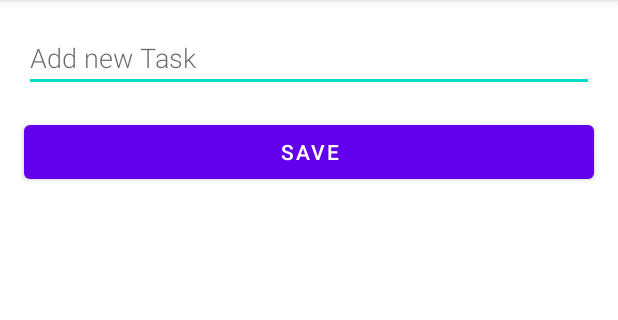
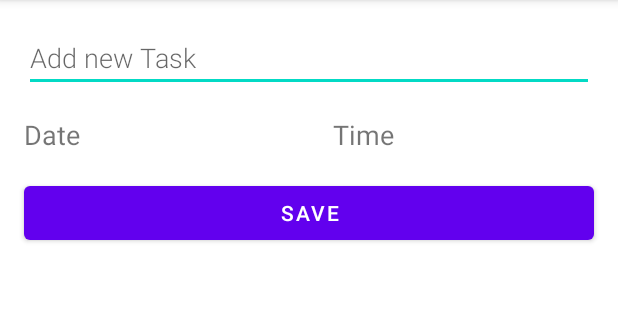
Before and after one commit to pablopinheiro01/CodeLabs-Room-View, an Android app: the screen it shows after launch (TaskAddActivity), after a tap on "Add new Task", on a phone screen of 412 x 824 dp, the part 84-404 px from its top. Run offline under Robolectric (Android 15) with nearby library versions, the phone set to English and light mode, and no system bars; our stand-ins replace Room's generated code; libraries missing offline, so code that uses them is left out: com.jakewharton.threetenabp; 1 statement that could not run was skipped.

Commit message:
Adicionado menu na tela de listagem, e implementado datepicker no app

```diff
--- a/app/build.gradle
+++ b/app/build.gradle
@@ -11,7 +11,7 @@ android {
 
     defaultConfig {
         applicationId "br.com.part.codelabs"
-        minSdk 21
+        minSdk 26
         targetSdk 30
         versionCode 1
         versionName "1.0"
@@ -68,5 +68,8 @@ dependencies {
     implementation "com.google.android.material:material:$rootProject.materialVersion"
 
 
+    //biblioteca que nos ajudara a gerenciar as datas no Room
+    implementation 'com.jakewharton.threetenabp:threetenabp:1.3.0'
+
 
 }
--- a/app/src/main/java/br/com/part/codelabs/CdlApplication.kt
+++ b/app/src/main/java/br/com/part/codelabs/CdlApplication.kt
@@ -1,6 +1,7 @@
 package br.com.part.codelabs
 
 import android.app.Application
+import com.jakewharton.threetenabp.AndroidThreeTen
 
 class CdlApplication: Application() {
 
@@ -11,5 +12,6 @@ class CdlApplication: Application() {
     override fun onCreate() {
         super.onCreate()
         instance = this
+        AndroidThreeTen.init(this)
     }
 }
--- a/app/src/main/java/br/com/part/codelabs/add/ui/TaskAddActivity.kt
+++ b/app/src/main/java/br/com/part/codelabs/add/ui/TaskAddActivity.kt
@@ -1,22 +1,30 @@
 package br.com.part.codelabs.add.ui
 
+import android.app.DatePickerDialog
+import android.app.TimePickerDialog
 import android.content.Context
 import android.content.Intent
 import androidx.appcompat.app.AppCompatActivity
 import android.os.Bundle
 import android.view.MenuItem
-import android.widget.Button
-import android.widget.TextView
+import android.widget.*
+import androidx.fragment.app.DialogFragment
 import androidx.lifecycle.ViewModelProvider
 import br.com.part.codelabs.CdlApplication
 import br.com.part.codelabs.R
 import br.com.part.codelabs.add.TaskAddViewModel
+import br.com.part.codelabs.feature.DatePickerFragment
+import br.com.part.codelabs.feature.TimePickerFragment
+import br.com.part.codelabs.feature.data.entity.TaskDateDto
 import br.com.part.codelabs.feature.data.entity.TaskDto
 import com.google.android.material.snackbar.Snackbar
+import org.threeten.bp.OffsetDateTime
 
-class TaskAddActivity : AppCompatActivity() {
+class TaskAddActivity : AppCompatActivity(), DatePickerDialog.OnDateSetListener,
+    TimePickerDialog.OnTimeSetListener  {
 
     private lateinit var viewModel: TaskAddViewModel
+    private var taskDate: TaskDateDto = TaskDateDto()
 
     override fun onCreate(savedInstanceState: Bundle?) {
         super.onCreate(savedInstanceState)
@@ -32,18 +40,54 @@ class TaskAddActivity : AppCompatActivity() {
         ).get(TaskAddViewModel::class.java)
 
         val btnTaskNewSave = findViewById<Button>(R.id.btnTaskNewSave)
-        val edtTaskDetailName = findViewById<TextView>(R.id.edtTaskDetailName)
+        val edtTaskDetailName = findViewById<TextView>(R.id.edtTaskNameNew)
+        val txtTaskNewDate = findViewById<TextView>(R.id.txtTaskNewDate)
+        val txtTaskNewTime = findViewById<TextView>(R.id.txtTaskNewTime)
 
         btnTaskNewSave.setOnClickListener{
             val name = edtTaskDetailName.text.toString()
             if(name.isNotEmpty()){
-                viewModel.insert(TaskDto(name = name))
+                var offsetDateTime: OffsetDateTime? = null
+                if(taskDate.isDateReady() && taskDate.isTimeReady()){
+                    offsetDateTime = setTaskDateTime(taskDate)
+                }else{
+                    Toast.makeText(this, "Create Task without date", Toast.LENGTH_LONG).show()
+                }
+                viewModel.insert(TaskDto(name = name, date = offsetDateTime))
                 finish()
             }else{
                 Snackbar.make(edtTaskDetailName, "Name is required", Snackbar.LENGTH_LONG).show()
             }
         }
 
+        txtTaskNewDate.setOnClickListener{
+            showDatePickerDialog()
+        }
+
+        txtTaskNewTime.setOnClickListener {
+            showTimePickerDialog()
+        }
+    }
+
+    private fun showDatePickerDialog(){
+        val newFragment: DialogFragment = DatePickerFragment.newInstance(this)
+        newFragment.show(supportFragmentManager, "timePicker")
+    }
+
+    private fun showTimePickerDialog(){
+        val newFragment: DialogFragment = TimePickerFragment.newInstance(this)
+        newFragment.show(supportFragmentManager, "timePicker")
+    }
+
+    private fun setTaskDateTime(taskDateDto: TaskDateDto): OffsetDateTime{
+        return OffsetDateTime.of(
+            taskDateDto.year,
+            taskDateDto.month,
+            taskDateDto.day,
+            taskDateDto.hour,
+            taskDateDto.minute,
+            0,0,OffsetDateTime.now().offset
+        )
     }
 
     override fun onOptionsItemSelected(item: MenuItem): Boolean {
@@ -59,4 +103,14 @@ class TaskAddActivity : AppCompatActivity() {
             return Intent(context, TaskAddActivity::class.java)
         }
     }
+
+    override fun onDateSet(view: DatePicker?, year: Int, month: Int, dayOfMonth: Int) {
+        taskDate = taskDate.copy(day = dayOfMonth, month = month +1 , year = year )
+        findViewById<TextView>(R.id.txtTaskNewDate).text = "$dayOfMonth/${this.taskDate.month}/$year"
+    }
+
+    override fun onTimeSet(view: TimePicker?, hourOfDay: Int, minute: Int) {
+        taskDate = taskDate.copy(hour = hourOfDay, minute = minute)
+        findViewById<TextView>(R.id.txtTaskNewTime).text = "$hourOfDay:$minute"
+    }
 }
--- a/app/src/main/java/br/com/part/codelabs/base/AppDataBase.kt
+++ b/app/src/main/java/br/com/part/codelabs/base/AppDataBase.kt
@@ -7,6 +7,7 @@ import br.com.part.codelabs.feature.data.entity.TaskDto
 import br.com.part.codelabs.feature.data.local.TaskDao
 
 @Database(entities = [TaskDto::class], version = 1, exportSchema = false)
+@TypeConverters(DateConverters::class)
 abstract class AppDataBase : RoomDatabase() {
 
     abstract fun taskDao(): TaskDao
--- /dev/null
+++ b/app/src/main/java/br/com/part/codelabs/base/DateConverters.kt
@@ -0,0 +1,25 @@
+package br.com.part.codelabs.base
+
+import androidx.room.TypeConverter
+import org.threeten.bp.OffsetDateTime
+import org.threeten.bp.format.DateTimeFormatter
+
+object DateConverters{
+
+    private val formatter = DateTimeFormatter.ISO_OFFSET_DATE_TIME
+
+    @TypeConverter
+    @JvmStatic
+    fun toOffSetDateTime(value:String?): OffsetDateTime? {
+        return value?.let {
+            return formatter.parse(value, OffsetDateTime::from)
+        }
+    }
+
+    @TypeConverter
+    @JvmStatic
+    fun fromOffsetDateTime(date: OffsetDateTime?): String?{
+        return date?.format(formatter)
+    }
+
+}
--- a/app/src/main/java/br/com/part/codelabs/feature/data/TaskRepository.kt
+++ b/app/src/main/java/br/com/part/codelabs/feature/data/TaskRepository.kt
@@ -1,5 +1,7 @@
 package br.com.part.codelabs.feature.data
 
+import android.util.Log
+import androidx.annotation.WorkerThread
 import androidx.lifecycle.LiveData
 import br.com.part.codelabs.feature.data.entity.TaskDto
 import br.com.part.codelabs.feature.data.local.TaskDao
@@ -7,17 +9,27 @@ import br.com.part.codelabs.feature.data.local.TaskDao
 class TaskRepository private constructor(
     private val localDataSource: TaskDao
 ) {
+    @Suppress("RedundantSuspendModifier")
+    @WorkerThread
     suspend fun addTask(taskDto: TaskDto){
         localDataSource.insert(taskDto)
     }
 
     fun getAllTasks(): LiveData<List<TaskDto>> = localDataSource.getAllTasks()
 
+    @Suppress("RedundantSuspendModifier")
+    @WorkerThread
     fun update(taskDto: TaskDto): Unit = localDataSource.update(taskDto)
 
     fun getTaskById(id:Long): LiveData<TaskDto> = localDataSource.getTaskById(id)
 
     fun deleteById(id:Long) = localDataSource.deleteById(id)
+
+    fun deleteAll() = localDataSource.deletaAll()
+
+    fun getAllTasksOrderByDesc():LiveData<List<TaskDto>> = localDataSource.getAllTasksOderByDesc()
+
+    fun getAllTasksOrderByDate():LiveData<List<TaskDto>> = localDataSource.getAllTasksOrderByDate()
 
     companion object{
         fun create(localDataSource: TaskDao):TaskRepository{
--- /dev/null
+++ b/app/src/main/java/br/com/part/codelabs/feature/data/entity/TaskDateDto.kt
@@ -0,0 +1,23 @@
+package br.com.part.codelabs.feature.data.entity
+
+data class TaskDateDto(
+    val day: Int = 0,
+    val month: Int = 0,
+    val year: Int = 0,
+    val hour: Int = 0,
+    val minute: Int = 0
+) {
+
+    fun isDateReady(): Boolean {
+        return day != 0
+    }
+
+    fun isTimeReady(): Boolean {
+        return hour != 0
+    }
+
+    fun getDateTimeSt():String{
+        return "$day/$month/$year - $hour:$minute"
+    }
+
+}
--- a/app/src/main/java/br/com/part/codelabs/feature/data/entity/TaskDto.kt
+++ b/app/src/main/java/br/com/part/codelabs/feature/data/entity/TaskDto.kt
@@ -2,12 +2,14 @@ package br.com.part.codelabs.feature.data.entity
 
 import androidx.room.Entity
 import androidx.room.PrimaryKey
+import org.threeten.bp.OffsetDateTime
 
 @Entity(tableName = "task_table")
 data class TaskDto(
     @PrimaryKey(autoGenerate = true) val id:Long = 0,
     var name:String,
-    val state:String = Status.TODO.name
+    val state:String = Status.TODO.name,
+    val date: OffsetDateTime? = null
 )
 
 enum class Status {
--- a/app/src/main/java/br/com/part/codelabs/feature/data/local/TaskDao.kt
+++ b/app/src/main/java/br/com/part/codelabs/feature/data/local/TaskDao.kt
@@ -25,4 +25,10 @@ interface TaskDao {
     @Update(onConflict = OnConflictStrategy.REPLACE)
     fun update(taskDto: TaskDto)
 
+    @Query("SELECT * FROM task_table ORDER BY name DESC")
+    fun getAllTasksOderByDesc(): LiveData<List<TaskDto>>
+
+    @Query("SELECT * FROM task_table ORDER BY date ASC")
+    fun getAllTasksOrderByDate(): LiveData<List<TaskDto>>
+
 }
--- a/app/src/main/java/br/com/part/codelabs/feature/list/presentation/ui/TaskListActivity.kt
+++ b/app/src/main/java/br/com/part/codelabs/feature/list/presentation/ui/TaskListActivity.kt
@@ -1,20 +1,18 @@
 package br.com.part.codelabs.feature.list.presentation.ui
 
-import android.app.ActivityManager
 import android.os.Bundle
-import android.text.Layout
 import android.util.Log
-import android.view.LayoutInflater
+import android.view.Menu
+import android.view.MenuItem
 import androidx.appcompat.app.AppCompatActivity
 import androidx.lifecycle.Observer
-import androidx.lifecycle.ViewModel
 import androidx.lifecycle.ViewModelProvider
 import androidx.recyclerview.widget.RecyclerView
 import br.com.part.codelabs.CdlApplication
 import br.com.part.codelabs.R
 import br.com.part.codelabs.add.ui.TaskAddActivity
 import br.com.part.codelabs.detail.ui.TaskDetailActivity
-import br.com.part.codelabs.feature.data.entity.TaskDto
+import br.com.part.codelabs.feature.presentation.FilterIntent
 import br.com.part.codelabs.feature.presentation.TaskListViewModel
 import com.google.android.material.floatingactionbutton.FloatingActionButton
 
@@ -48,8 +46,8 @@ class TaskListActivity : AppCompatActivity() {
                 TaskAddActivity.start( this )
             startActivity(intent)
         }
-        Log.i("TaskListActivity", "Criando uma nova task")
-        viewModel.addTask(TaskDto(name = "Testando"))
+//        Log.i("TaskListActivity", "Criando uma nova task")
+//        viewModel.addTask(TaskDto(name = "Testando"))
 
     }
 
@@ -64,4 +62,19 @@ class TaskListActivity : AppCompatActivity() {
         })
     }
 
+    override fun onCreateOptionsMenu(menu: Menu?): Boolean {
+        menuInflater.inflate(R.menu.menu_task_list, menu)
+        return super.onCreateOptionsMenu(menu)
+    }
+
+    override fun onOptionsItemSelected(item: MenuItem): Boolean {
+        when (item.itemId){
+            R.id.action_delete_all -> viewModel.deleteAll()
+            R.id.action_order -> viewModel.filter(FilterIntent.DESC)
+            R.id.action_order_date -> viewModel.filter(FilterIntent.DATE)
+            else -> return super.onOptionsItemSelected(item)
+        }
+        return false
+    }
+
 }
--- a/app/src/main/java/br/com/part/codelabs/feature/list/presentation/ui/TasklistAdapter.kt
+++ b/app/src/main/java/br/com/part/codelabs/feature/list/presentation/ui/TasklistAdapter.kt
@@ -27,12 +27,15 @@ class TasklistAdapter internal constructor(
 
         private val taskItemNameView: TextView = itemView.findViewById(R.id.txtItemTaskName)
         private val taskItemStatusView: TextView = itemView.findViewById(R.id.txtItemTaskStatus)
+        private val taskItemDateView:TextView = itemView.findViewById(R.id.txtItemTaskDate)
+
         private lateinit var taskDto: TaskDto
 
         fun bind(data: TaskDto){
             taskDto = data
             taskItemNameView.text = data.name
             taskItemStatusView.text = data.state
+            taskItemDateView.text = data.date?.toLocalDate().toString()
 
             itemView.setOnClickListener{
                 listener.invoke(taskDto.id)
--- a/app/src/main/java/br/com/part/codelabs/feature/presentation/TaskListViewModel.kt
+++ b/app/src/main/java/br/com/part/codelabs/feature/presentation/TaskListViewModel.kt
@@ -1,24 +1,40 @@
 package br.com.part.codelabs.feature.presentation
 
 import android.app.Application
+import android.util.Log
 import androidx.lifecycle.*
-import br.com.part.codelabs.CdlApplication
 import br.com.part.codelabs.base.AppDataBase
 import br.com.part.codelabs.feature.data.TaskRepository
 import br.com.part.codelabs.feature.data.entity.TaskDto
 import kotlinx.coroutines.Dispatchers
 import kotlinx.coroutines.launch
 import java.lang.IllegalArgumentException
+import java.util.*
+import java.util.logging.Filter
 
 class TaskListViewModel (application: Application): AndroidViewModel(application) {
 
-    private val repository: TaskRepository
-    val alltasks: LiveData<List<TaskDto>>
+    private lateinit var repository: TaskRepository
+    private val _filter = MutableLiveData<FilterIntent>()
+
+    private var _alltasks: LiveData<List<TaskDto>> = _filter
+        .switchMap {
+            when(it){
+                FilterIntent.DATE -> repository.getAllTasksOrderByDate()
+                FilterIntent.DESC -> repository.getAllTasksOrderByDesc()
+                FilterIntent.ASC -> repository.getAllTasks()
+                else -> {
+                    throw IllegalArgumentException("filtro desconhecido")
+                }
+            }
+        }
+
+    val alltasks: LiveData<List<TaskDto>> = _alltasks
 
     init {
         val dao = AppDataBase.getDataBase(application).taskDao()
         repository = TaskRepository.create(dao)
-        alltasks = repository.getAllTasks()
+        filter(FilterIntent.ASC)
     }
 
     fun addTask(taskDto: TaskDto){
@@ -26,6 +42,25 @@ class TaskListViewModel (application: Application): AndroidViewModel(application
             repository.addTask(taskDto)
         }
     }
+
+    fun deleteAll(){
+        viewModelScope.launch( Dispatchers.IO ){
+            repository.deleteAll()
+        }
+    }
+
+    fun tasksOrderByDesc() {
+        viewModelScope.launch(Dispatchers.IO ){
+
+            _alltasks =  repository.getAllTasksOrderByDesc()
+            Log.i("value_all","${_alltasks.value}")
+        }
+    }
+
+    fun filter(intent: FilterIntent){
+        _filter.value = intent
+    }
+
 
     class TaskViewModelFactory constructor(private val application: Application) :
             ViewModelProvider.Factory {
@@ -39,3 +74,10 @@ class TaskListViewModel (application: Application): AndroidViewModel(application
     }
 
 }
+
+
+enum class FilterIntent{
+    DESC,
+    DATE,
+    ASC
+}
--- /dev/null
+++ b/app/src/main/res/drawable/ic_baseline_delete_all_24.xml
@@ -0,0 +1,10 @@
+<vector xmlns:android="http://schemas.android.com/apk/res/android"
+    android:width="24dp"
+    android:height="24dp"
+    android:viewportWidth="24"
+    android:viewportHeight="24"
+    android:tint="?attr/colorControlNormal">
+  <path
+      android:fillColor="@android:color/white"
+      android:pathData="M6,19c0,1.1 0.9,2 2,2h8c1.1,0 2,-0.9 2,-2L18,7L6,7v12zM8.46,11.88l1.41,-1.41L12,12.59l2.12,-2.12 1.41,1.41L13.41,14l2.12,2.12 -1.41,1.41L12,15.41l-2.12,2.12 -1.41,-1.41L10.59,14l-2.13,-2.12zM15.5,4l-1,-1h-5l-1,1L5,4v2h14L19,4z"/>
+</vector>
--- /dev/null
+++ b/app/src/main/res/drawable/ic_baseline_filter_list_24.xml
@@ -0,0 +1,10 @@
+<vector xmlns:android="http://schemas.android.com/apk/res/android"
+    android:width="24dp"
+    android:height="24dp"
+    android:viewportWidth="24"
+    android:viewportHeight="24"
+    android:tint="?attr/colorControlNormal">
+  <path
+      android:fillColor="@android:color/white"
+      android:pathData="M10,18h4v-2h-4v2zM3,6v2h18L21,6L3,6zM6,13h12v-2L6,11v2z"/>
+</vector>
--- a/app/src/main/res/layout/activity_task_add.xml
+++ b/app/src/main/res/layout/activity_task_add.xml
@@ -1,5 +1,6 @@
 <?xml version="1.0" encoding="utf-8"?>
-<LinearLayout xmlns:android="http://schemas.android.com/apk/res/android"
+<androidx.constraintlayout.widget.ConstraintLayout
+    xmlns:android="http://schemas.android.com/apk/res/android"
     xmlns:app="http://schemas.android.com/apk/res-auto"
     xmlns:tools="http://schemas.android.com/tools"
     android:layout_width="match_parent"
@@ -19,7 +20,35 @@
         android:fontFamily="sans-serif-light"
         android:inputType="textAutoComplete"
         android:textSize="18sp"
+        app:layout_constraintEnd_toEndOf="parent"
+        app:layout_constraintTop_toTopOf="parent"
+        app:layout_constraintStart_toStartOf="parent"
         />
+
+    <TextView
+        android:id="@+id/txtTaskNewTime"
+        android:layout_width="0dp"
+        android:layout_height="wrap_content"
+        android:layout_margin="16dp"
+        android:text="Time"
+        android:textSize="18sp"
+        app:layout_constraintEnd_toEndOf="parent"
+        app:layout_constraintTop_toBottomOf="@id/edtTaskNameNew"
+        app:layout_constraintStart_toEndOf="@id/txtTaskNewDate"
+        />
+
+    <TextView
+        android:id="@+id/txtTaskNewDate"
+        android:layout_width="0dp"
+        android:layout_height="wrap_content"
+        android:layout_margin="16dp"
+        android:text="Date"
+        android:textSize="18sp"
+        app:layout_constraintEnd_toStartOf="@id/txtTaskNewTime"
+        app:layout_constraintStart_toStartOf="parent"
+        app:layout_constraintTop_toBottomOf="@id/edtTaskNameNew"
+        />
+
 
     <Button
         android:id="@+id/btnTaskNewSave"
@@ -27,6 +56,9 @@
         android:layout_height="wrap_content"
         android:layout_margin="16dp"
         android:text="Save"
+        app:layout_constraintEnd_toStartOf="parent"
+        app:layout_constraintStart_toStartOf="parent"
+        app:layout_constraintTop_toBottomOf="@id/txtTaskNewDate"
         />
 
-</LinearLayout>
+</androidx.constraintlayout.widget.ConstraintLayout>
--- /dev/null
+++ b/app/src/main/res/menu/menu_task_list.xml
@@ -0,0 +1,25 @@
+<?xml version="1.0" encoding="utf-8"?>
+<menu xmlns:android="http://schemas.android.com/apk/res/android"
+    xmlns:app="http://schemas.android.com/apk/res-auto">
+
+    <item
+        app:showAsAction="collapseActionView"
+        android:id="@+id/action_delete_all"
+        android:icon="@drawable/ic_baseline_delete_all_24"
+        android:title="Delete All"
+        />
+
+    <item
+        app:showAsAction="collapseActionView"
+        android:id="@+id/action_order"
+        android:icon="@drawable/ic_baseline_filter_list_24"
+        android:title="Order by DESC"
+        />
+    <item
+        app:showAsAction="collapseActionView"
+        android:id="@+id/action_order_date"
+        android:icon="@drawable/ic_baseline_filter_list_24"
+        android:title="Order by Date"/>
+
+
+</menu>
```
Also changed, not shown: app/src/main/java/br/com/part/codelabs/feature/DatePickerFragment.kt (added, +34 -0 lines), app/src/main/java/br/com/part/codelabs/feature/TimePickerFragment.kt (added, +40 -0 lines), app/src/main/res/layout/item_task.xml (+11 -1 lines).
